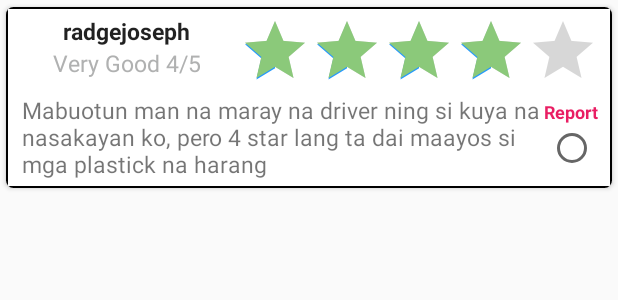
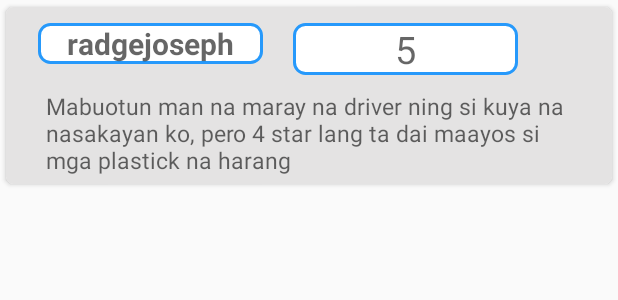
Before and after one commit to radgejoseph/speakup, an Android app: the layout list_view_review.xml on its own in the app's theme, with its tools: preview values and no code run, on a phone screen of 412 x 824 dp. Shown: the top 300 px of the screen. Run offline under Robolectric (Android 15) with nearby library versions, the phone set to English and light mode, and no system bars; network calls fail.

Commit message:
plate item reviews dai padin nagana pero si my reviews oks na. design nalang saka error traps pag empty
//working read listview from database, now configuring user review and plate reviews
//fix the icon, and working on reviews list
//Finally got the upload image to db and remove some buttons, remove the ability of the app to take pictures.
//Fix ColorumFormActivity for sending colorum plate
//(add descriptions) UI Fix, bring back the PlateRatingsActivity, remove other comments

```diff
--- a/app/src/main/java/com/speakup/dfs/ColorumFormActivity.java
+++ b/app/src/main/java/com/speakup/dfs/ColorumFormActivity.java
@@ -28,7 +28,7 @@ import java.util.HashMap;
 import java.util.Map;
 
 public class ColorumFormActivity extends AppCompatActivity {
-    private static String URL_COLORUM = "http://192.168.1.137/SpeakUP/colorum.php";
+    private static String URL_COLORUM = "http://192.168.1.138/SpeakUP/colorum.php";
 
     Toolbar toolbar;
     private TextView textPlate;
--- a/app/src/main/java/com/speakup/dfs/CommendationFragment.java
+++ b/app/src/main/java/com/speakup/dfs/CommendationFragment.java
@@ -65,7 +65,7 @@ import static android.app.Activity.RESULT_OK;
  * create an instance of this fragment.
  */
 public class CommendationFragment extends Fragment {
-    private static String URL_COMMEND = "http://192.168.1.137/SpeakUP/commendation.php";
+    private static String URL_COMMEND = "http://192.168.1.138/SpeakUP/commendation.php";
 
     public static final int CAMERA_PERM_CODE = 101;
     //public static final int CAMERA_REQUEST_CODE = 102;
--- a/app/src/main/java/com/speakup/dfs/ComplaintFragment.java
+++ b/app/src/main/java/com/speakup/dfs/ComplaintFragment.java
@@ -64,7 +64,7 @@ import static android.app.Activity.RESULT_OK;
  * create an instance of this fragment.
  */
 public class ComplaintFragment extends Fragment {
-    private static String URL_COMPLAINT = "http://192.168.1.137/SpeakUP/complaint.php";
+    private static String URL_COMPLAINT = "http://192.168.1.138/SpeakUP/complaint.php";
 
     public static final int CAMERA_PERM_CODE = 101;
     //public static final int CAMERA_REQUEST_CODE = 102;
--- a/app/src/main/java/com/speakup/dfs/ListItemReviews.java
+++ b/app/src/main/java/com/speakup/dfs/ListItemReviews.java
@@ -1,11 +1,5 @@
 package com.speakup.dfs;
 
-import android.os.Parcel;
-import android.os.Parcelable;
-
-import java.util.List;
-
-//public class ListItemReviews implements Parcelable {
 public class ListItemReviews {
 
     private String vehicle;
--- a/app/src/main/java/com/speakup/dfs/MainActivity.java
+++ b/app/src/main/java/com/speakup/dfs/MainActivity.java
@@ -27,7 +27,7 @@ public class MainActivity extends AppCompatActivity {
     private EditText username, password;
     private Button l_button, tr_button;
     private ProgressBar progress;
-    private static String URL_LOGIN = "http://192.168.1.137/SpeakUP/login.php";
+    private static String URL_LOGIN = "http://192.168.1.138/SpeakUP/login.php";
 
     SessionManager sessionManager;
 
--- a/app/src/main/java/com/speakup/dfs/ProfileFragment.java
+++ b/app/src/main/java/com/speakup/dfs/ProfileFragment.java
@@ -31,8 +31,8 @@ import java.util.Map;
 public class ProfileFragment extends Fragment{
 
     private static final String TAG = HomeActivity.class.getSimpleName();
-    private static String URL_READ = "http://192.168.1.137/SpeakUP/read_detail.php";
-    private static String URL_EDIT = "http://192.168.1.137/SpeakUP/edit_detail.php";
+    private static String URL_READ = "http://192.168.1.138/SpeakUP/read_detail.php";
+    private static String URL_EDIT = "http://192.168.1.138/SpeakUP/edit_detail.php";
 
     private TextView name, username, password, phone_number, email, address;
     private Menu action;
--- a/app/src/main/java/com/speakup/dfs/RateMeActivity.java
+++ b/app/src/main/java/com/speakup/dfs/RateMeActivity.java
@@ -30,7 +30,7 @@ import java.util.HashMap;
 import java.util.Map;
 
 public class RateMeActivity extends AppCompatActivity {
-    private static String URL_REVIEW = "http://192.168.1.137/SpeakUP/review.php";
+    private static String URL_REVIEW = "http://192.168.1.138/SpeakUP/review.php";
 
     private TextView textPlate;
     private TextView textVehicle;
--- a/app/src/main/java/com/speakup/dfs/RegisterActivity.java
+++ b/app/src/main/java/com/speakup/dfs/RegisterActivity.java
@@ -28,7 +28,7 @@ import java.util.Map;
 public class RegisterActivity extends AppCompatActivity {
 
     private EditText name, username, password, phone_number, email, address;
-    private static String URL_REGIST = "http://192.168.1.137/SpeakUP/register.php";
+    private static String URL_REGIST = "http://192.168.1.138/SpeakUP/register.php";
     private Button reg_button;
 
     @Override
--- a/app/src/main/java/com/speakup/dfs/ReportJeepActivity.java
+++ b/app/src/main/java/com/speakup/dfs/ReportJeepActivity.java
@@ -27,7 +27,7 @@ import java.util.List;
 
 public class ReportJeepActivity extends AppCompatActivity implements ListItemAdapterJeep.OnItemListener {
 
-    private static final String URL_JEEPNEY_LIST = "http://192.168.1.137/SpeakUP/list_jeepney.php";
+    private static final String URL_JEEPNEY_LIST = "http://192.168.1.138/SpeakUP/list_jeepney.php";
 
     RecyclerView recyclerView;
     ListItemAdapterJeep listItemAdapter;
--- a/app/src/main/java/com/speakup/dfs/ReportTaxiActivity.java
+++ b/app/src/main/java/com/speakup/dfs/ReportTaxiActivity.java
@@ -27,7 +27,7 @@ import java.util.List;
 
 public class ReportTaxiActivity extends AppCompatActivity implements ListItemAdapterTaxi.OnItemListener {
 
-    private static final String URL_TAXI_LIST = "http://192.168.1.137/SpeakUP/list_taxi.php";
+    private static final String URL_TAXI_LIST = "http://192.168.1.138/SpeakUP/list_taxi.php";
 
     RecyclerView recyclerView;
     ListItemAdapterTaxi listItemAdapter;
--- a/app/src/main/java/com/speakup/dfs/ReportTaxicleActivity.java
+++ b/app/src/main/java/com/speakup/dfs/ReportTaxicleActivity.java
@@ -27,7 +27,7 @@ import java.util.List;
 
 public class ReportTaxicleActivity extends AppCompatActivity implements ListItemAdapterTaxicle.OnItemListener {
 
-    private static final String URL_TAXICLE_LIST = "http://192.168.1.137/SpeakUP/list_taxicle.php";
+    private static final String URL_TAXICLE_LIST = "http://192.168.1.138/SpeakUP/list_taxicle.php";
 
     RecyclerView recyclerView;
     ListItemAdapterTaxicle listItemAdapter;
--- a/app/src/main/java/com/speakup/dfs/ReportTricycleActivity.java
+++ b/app/src/main/java/com/speakup/dfs/ReportTricycleActivity.java
@@ -27,7 +27,7 @@ import java.util.List;
 
 public class ReportTricycleActivity extends AppCompatActivity implements ListItemAdapterTricycle.OnItemListener {
 
-    private static final String URL_TRICYCLE_LIST = "http://192.168.1.137/SpeakUP/list_tricycle.php";
+    private static final String URL_TRICYCLE_LIST = "http://192.168.1.138/SpeakUP/list_tricycle.php";
 
     RecyclerView recyclerView;
     ListItemAdapterTricycle listItemAdapter;
--- a/app/src/main/res/layout/list_view_review.xml
+++ b/app/src/main/res/layout/list_view_review.xml
@@ -16,82 +16,87 @@
     <RelativeLayout
         android:layout_width="match_parent"
         android:layout_height="wrap_content"
-        android:background="@drawable/review_box_layout"
+        android:background="@color/graycolor"
         android:padding="5dp"
         android:gravity="center_horizontal"
         android:orientation="horizontal">
 
         <TextView
-            android:id="@+id/username_text"
+            android:id="@+id/username_text1"
             android:layout_width="150dp"
             android:layout_height="wrap_content"
+            android:layout_marginTop="5dp"
             android:layout_alignParentTop="true"
             android:layout_toStartOf="@+id/ratingBar"
+            android:background="@drawable/text_box_layout"
             android:gravity="center_horizontal"
-            android:text="radgejoseph"
+            android:hint="radgejoseph"
             android:textAppearance="@style/Base.TextAppearance.AppCompat.Large"
-            android:textSize="15sp"
+            android:textSize="20sp"
             android:textStyle="bold"
             app:layout_constraintBottom_toBottomOf="parent"
             app:layout_constraintEnd_toEndOf="parent"
             app:layout_constraintStart_toStartOf="parent" />
 
-        <RatingBar
-            android:id="@+id/ratingBar"
-            android:layout_width="wrap_content"
+<!--        <RatingBar-->
+<!--            android:id="@+id/ratingBar"-->
+<!--            android:layout_width="wrap_content"-->
+<!--            android:layout_height="wrap_content"-->
+<!--            android:layout_toEndOf="@+id/ratecount"-->
+<!--            android:numStars="5"-->
+<!--            android:progressTint="@color/buttonGreen"-->
+<!--            android:rating="4"-->
+<!--            android:stepSize="1.0"-->
+<!--            tools:ignore="MissingConstraints" />-->
+
+        <TextView
+            android:id="@+id/ratecount1"
+            android:layout_width="150dp"
             android:layout_height="wrap_content"
-            android:layout_toEndOf="@+id/ratecount"
-            android:numStars="5"
-            android:progressTint="@color/buttonGreen"
-            android:rating="4"
-            android:stepSize="1.0"
+            android:background="@drawable/text_box_layout"
+            android:layout_marginStart="20dp"
+            android:layout_marginTop="5dp"
+            android:layout_toEndOf="@+id/username_text1"
+            android:gravity="center_horizontal"
+            android:hint="5"
+            android:textColor="#B0B1B1"
+            android:textSize="25sp"
             tools:ignore="MissingConstraints" />
 
         <TextView
-            android:id="@+id/ratecount"
-            android:layout_width="150dp"
+            android:id="@+id/review1"
+            android:layout_width="350dp"
             android:layout_height="wrap_content"
-            android:layout_below="@+id/username_text"
-            android:gravity="center_horizontal"
-            android:text="Very Good 4/5"
-            android:textColor="#B0B1B1"
+            android:layout_below="@+id/ratecount1"
+            android:layout_marginTop="10dp"
+            android:layout_marginStart="5dp"
+            android:layout_marginEnd="5dp"
+            android:hint="Mabuotun man na maray na driver ning si kuya na nasakayan ko, pero 4 star lang ta dai maayos si mga plastick na harang"
             android:textSize="15sp"
             tools:ignore="MissingConstraints" />
 
-        <TextView
-            android:id="@+id/review"
-            android:layout_width="350dp"
-            android:layout_height="wrap_content"
-            android:layout_below="@+id/ratecount"
-            android:layout_marginTop="10dp"
-            android:layout_marginStart="5dp"
-            android:layout_marginEnd="5dp"
-            android:text="Mabuotun man na maray na driver ning si kuya na nasakayan ko, pero 4 star lang ta dai maayos si mga plastick na harang"
-            android:textSize="15sp"
-            tools:ignore="MissingConstraints" />
+<!--        <TextView-->
+<!--            android:id="@+id/flag"-->
+<!--            android:layout_width="wrap_content"-->
+<!--            android:layout_height="wrap_content"-->
+<!--            android:layout_above="@+id/flag_button"-->
+<!--            android:layout_alignParentEnd="true"-->
+<!--            android:layout_marginEnd="3dp"-->
+<!--            android:text="Report"-->
+<!--            android:textColor="@color/logoutRed"-->
+<!--            android:textSize="12sp"-->
+<!--            android:textStyle="bold" />-->
 
-        <TextView
-            android:id="@+id/flag"
-            android:layout_width="wrap_content"
-            android:layout_height="wrap_content"
-            android:layout_above="@+id/flag_button"
-            android:layout_alignParentEnd="true"
-            android:layout_marginEnd="3dp"
-            android:text="Report"
-            android:textColor="@color/logoutRed"
-            android:textSize="12sp"
-            android:textStyle="bold" />
-
-        <RadioButton
-            android:id="@+id/flag_button"
-            android:layout_width="wrap_content"
-            android:layout_height="wrap_content"
-            android:layout_alignBottom="@+id/review"
-            android:layout_alignParentEnd="true"
-            android:layout_marginEnd="5dp"
-            android:checked="false"
-            android:hapticFeedbackEnabled="true"
-            android:layout_marginBottom="5dp" />
+<!--        <RadioButton-->
+<!--            android:id="@+id/flag_button"-->
+<!--            android:layout_width="wrap_content"-->
+<!--            android:layout_height="wrap_content"-->
+<!--            android:layout_alignBottom="@+id/review"-->
+<!--            android:layout_alignParentEnd="true"-->
+<!--            android:layout_marginEnd="5dp"-->
+<!--            android:checked="false"-->
+<!--            android:hapticFeedbackEnabled="true"-->
+<!--            android:layout_marginBottom="5dp" />-->
 
     </RelativeLayout>
 
```
Also changed, not shown: app/src/main/java/com/speakup/dfs/ListItemPlateReviewAdapter.java (added, +66 -0 lines), app/src/main/java/com/speakup/dfs/ListItemPlateReviews.java (added, +40 -0 lines), app/src/main/java/com/speakup/dfs/PlateRatingsActivity.java (+96 -0 lines), app/src/main/java/com/speakup/dfs/RatingsFragment.java (+21 -3 lines).
